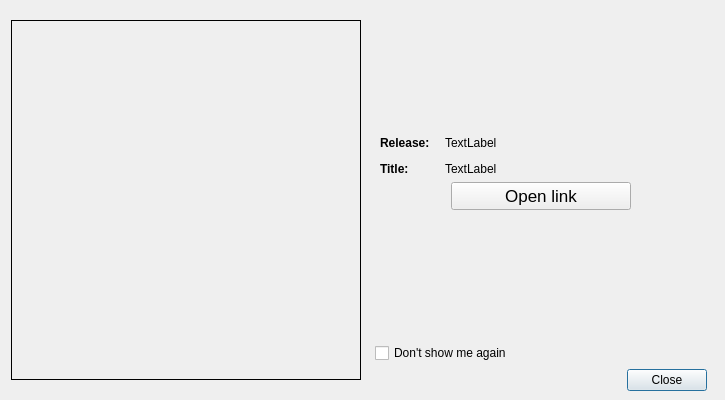
Qt form plotjuggler_app/new_release_dialog.ui (yuanzhongqiao/PlotJuggler) before a commit.
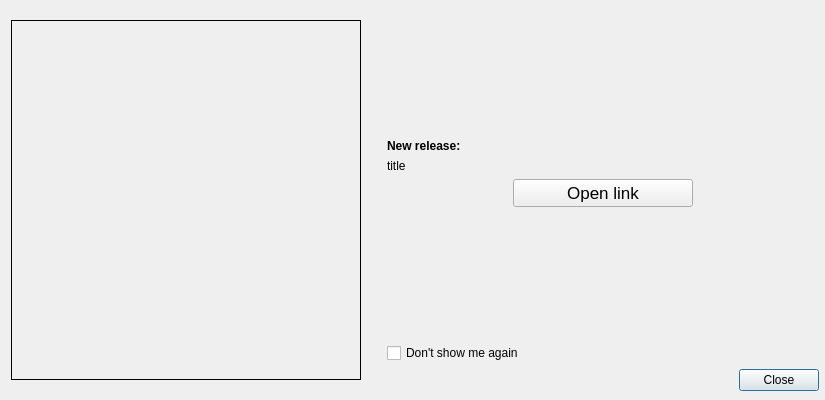
The same form after that commit. Icons and pictures are not drawn.

Commit message: fix new release dialog

Patch:
```diff
--- a/plotjuggler_app/new_release_dialog.ui
+++ b/plotjuggler_app/new_release_dialog.ui
@@ -6,7 +6,7 @@
    <rect>
     <x>0</x>
     <y>0</y>
-    <width>725</width>
+    <width>825</width>
     <height>400</height>
    </rect>
   </property>
@@ -18,13 +18,13 @@
   </property>
   <property name="minimumSize">
    <size>
-    <width>725</width>
+    <width>825</width>
     <height>400</height>
    </size>
   </property>
   <property name="maximumSize">
    <size>
-    <width>729</width>
+    <width>841</width>
     <height>400</height>
    </size>
   </property>
@@ -74,7 +74,7 @@
     <widget class="QWidget" name="widget" native="true">
      <property name="minimumSize">
       <size>
-       <width>350</width>
+       <width>450</width>
        <height>0</height>
       </size>
      </property>
@@ -99,17 +99,6 @@
        </spacer>
       </item>
       <item>
-       <layout class="QFormLayout" name="formLayout">
-        <property name="horizontalSpacing">
-         <number>12</number>
-        </property>
-        <property name="verticalSpacing">
-         <number>12</number>
-        </property>
-        <property name="leftMargin">
-         <number>5</number>
-        </property>
-        <item row="0" column="0">
          <widget class="QLabel" name="label_2">
           <property name="font">
            <font>
@@ -117,43 +106,19 @@
            </font>
           </property>
           <property name="text">
-           <string>Release: </string>
+         <string>New release: </string>
           </property>
          </widget>
         </item>
-        <item row="0" column="1">
-         <widget class="QLabel" name="labelRelease">
-          <property name="text">
-           <string>TextLabel</string>
-          </property>
-          <property name="wordWrap">
-           <bool>true</bool>
-          </property>
-         </widget>
-        </item>
-        <item row="1" column="0">
-         <widget class="QLabel" name="label_4">
-          <property name="font">
-           <font>
-            <bold>true</bold>
-           </font>
-          </property>
-          <property name="text">
-           <string>Title:</string>
-          </property>
-         </widget>
-        </item>
-        <item row="1" column="1">
+      <item>
          <widget class="QLabel" name="labelTitle">
           <property name="text">
-           <string>TextLabel</string>
+         <string>title</string>
           </property>
           <property name="wordWrap">
            <bool>true</bool>
           </property>
          </widget>
-        </item>
-       </layout>
       </item>
       <item>
        <layout class="QHBoxLayout" name="horizontalLayout">
```
Lines whose indentation alone changed are shown as unchanged. The commit also changes 3 other files.
